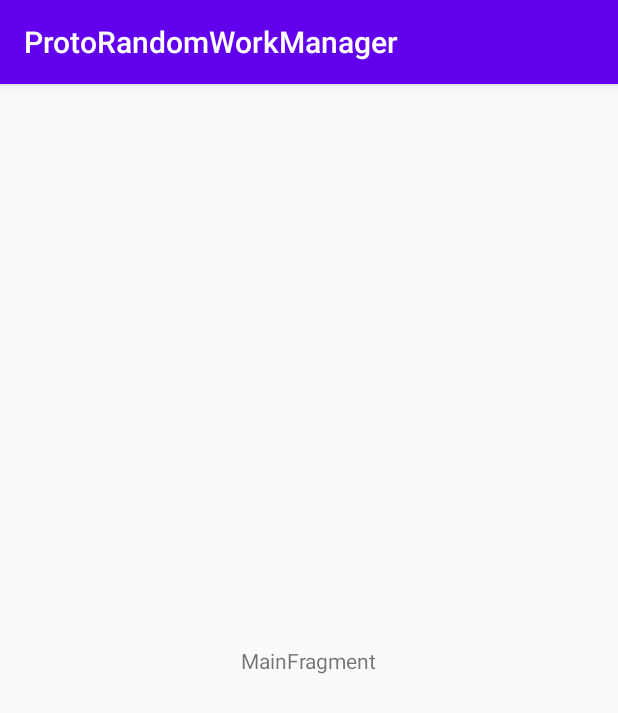
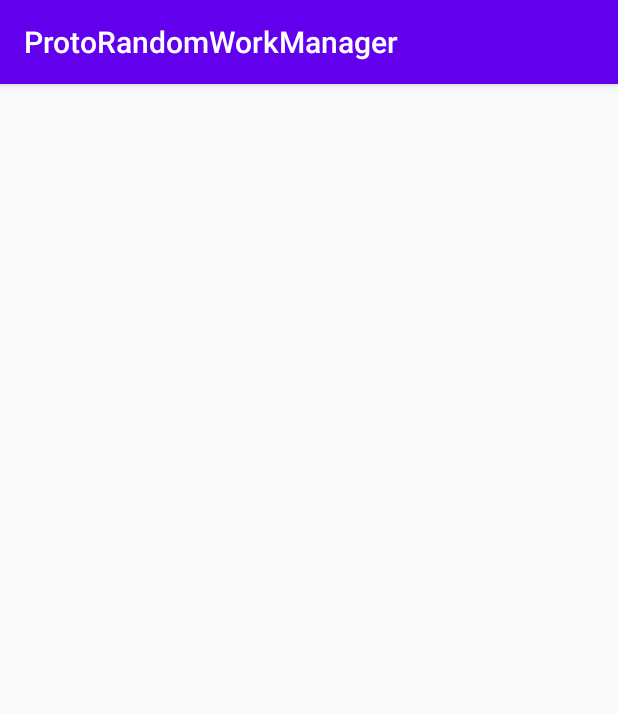
Before and after one commit to nanoyatsu/ProtoRandomWorkManager, an Android app: the screen it shows after launch (MainActivity), on a phone screen of 412 x 824 dp. Shown: the top 713 px of the screen. Run offline under Robolectric (Android 15) with nearby library versions, the phone set to English and light mode, and no system bars; our stand-ins replace data binding.

Commit message:
delete MainFragment

```diff
--- a/app/src/main/java/com/nanoyatsu/proto/randomWorkManager/MainActivity.kt
+++ b/app/src/main/java/com/nanoyatsu/proto/randomWorkManager/MainActivity.kt
@@ -2,17 +2,15 @@ package com.nanoyatsu.proto.randomWorkManager
 
 import android.os.Bundle
 import androidx.appcompat.app.AppCompatActivity
-import com.nanoyatsu.proto.randomWorkManager.ui.main.MainFragment
+import androidx.databinding.DataBindingUtil
+import com.nanoyatsu.proto.randomWorkManager.databinding.ActivityMainBinding
 
 class MainActivity : AppCompatActivity() {
+    private lateinit var binding: ActivityMainBinding
 
     override fun onCreate(savedInstanceState: Bundle?) {
         super.onCreate(savedInstanceState)
-        setContentView(R.layout.activity_main)
-        if (savedInstanceState == null) {
-            supportFragmentManager.beginTransaction()
-                .replace(R.id.container, MainFragment.newInstance())
-                .commitNow()
-        }
+
+        binding = DataBindingUtil.setContentView(this, R.layout.activity_main)
     }
 }
--- a/app/src/main/java/com/nanoyatsu/proto/randomWorkManager/ui/main/MainFragment.kt
+++ /dev/null
@@ -1,32 +0,0 @@
-package com.nanoyatsu.proto.randomWorkManager.ui.main
-
-import android.os.Bundle
-import android.view.LayoutInflater
-import android.view.View
-import android.view.ViewGroup
-import androidx.fragment.app.Fragment
-import androidx.lifecycle.ViewModelProviders
-import com.nanoyatsu.proto.randomWorkManager.R
-
-class MainFragment : Fragment() {
-
-    companion object {
-        fun newInstance() = MainFragment()
-    }
-
-    private lateinit var viewModel: MainViewModel
-
-    override fun onCreateView(
-        inflater: LayoutInflater, container: ViewGroup?,
-        savedInstanceState: Bundle?
-    ): View {
-        return inflater.inflate(R.layout.fragment_main, container, false)
-    }
-
-    override fun onActivityCreated(savedInstanceState: Bundle?) {
-        super.onActivityCreated(savedInstanceState)
-        viewModel = ViewModelProviders.of(this).get(MainViewModel::class.java)
-        // TODO: Use the ViewModel
-    }
-
-}
--- a/app/src/main/java/com/nanoyatsu/proto/randomWorkManager/ui/main/MainViewModel.kt
+++ /dev/null
@@ -1,7 +0,0 @@
-package com.nanoyatsu.proto.randomWorkManager.ui.main
-
-import androidx.lifecycle.ViewModel
-
-class MainViewModel : ViewModel() {
-    // TODO: Implement the ViewModel
-}
--- a/app/src/main/res/layout/activity_main.xml
+++ b/app/src/main/res/layout/activity_main.xml
@@ -1,7 +1,10 @@
 <?xml version="1.0" encoding="utf-8"?>
+<layout>
+
     <FrameLayout xmlns:android="http://schemas.android.com/apk/res/android"
         xmlns:tools="http://schemas.android.com/tools"
         android:id="@+id/container"
         android:layout_width="match_parent"
         android:layout_height="match_parent"
         tools:context=".MainActivity" />
+</layout>
--- a/app/src/main/res/layout/fragment_main.xml
+++ /dev/null
@@ -1,23 +0,0 @@
-<?xml version="1.0" encoding="utf-8"?>
-<layout>
-
-    <androidx.constraintlayout.widget.ConstraintLayout xmlns:android="http://schemas.android.com/apk/res/android"
-        xmlns:app="http://schemas.android.com/apk/res-auto"
-        xmlns:tools="http://schemas.android.com/tools"
-        android:id="@+id/main"
-        android:layout_width="match_parent"
-        android:layout_height="match_parent"
-        tools:context=".ui.main.MainFragment">
-
-        <TextView
-            android:id="@+id/message"
-            android:layout_width="wrap_content"
-            android:layout_height="wrap_content"
-            android:text="MainFragment"
-            app:layout_constraintBottom_toBottomOf="parent"
-            app:layout_constraintEnd_toEndOf="parent"
-            app:layout_constraintStart_toStartOf="parent"
-            app:layout_constraintTop_toTopOf="parent" />
-
-    </androidx.constraintlayout.widget.ConstraintLayout>
-</layout>
```
Lines whose indentation alone changed are shown as unchanged.
